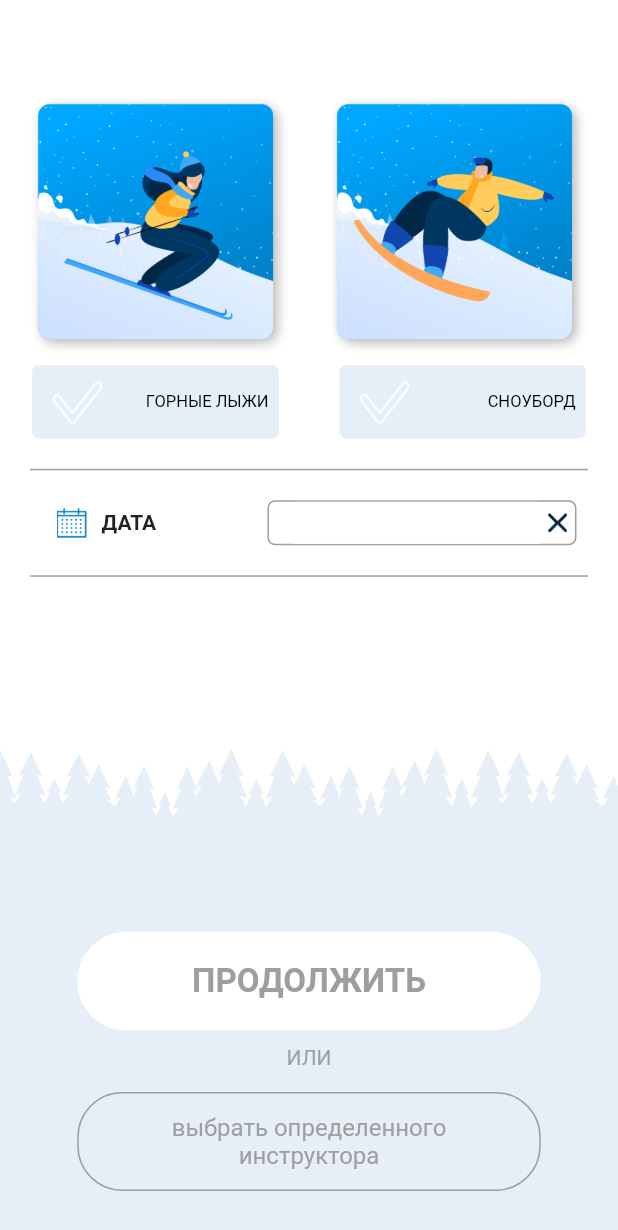
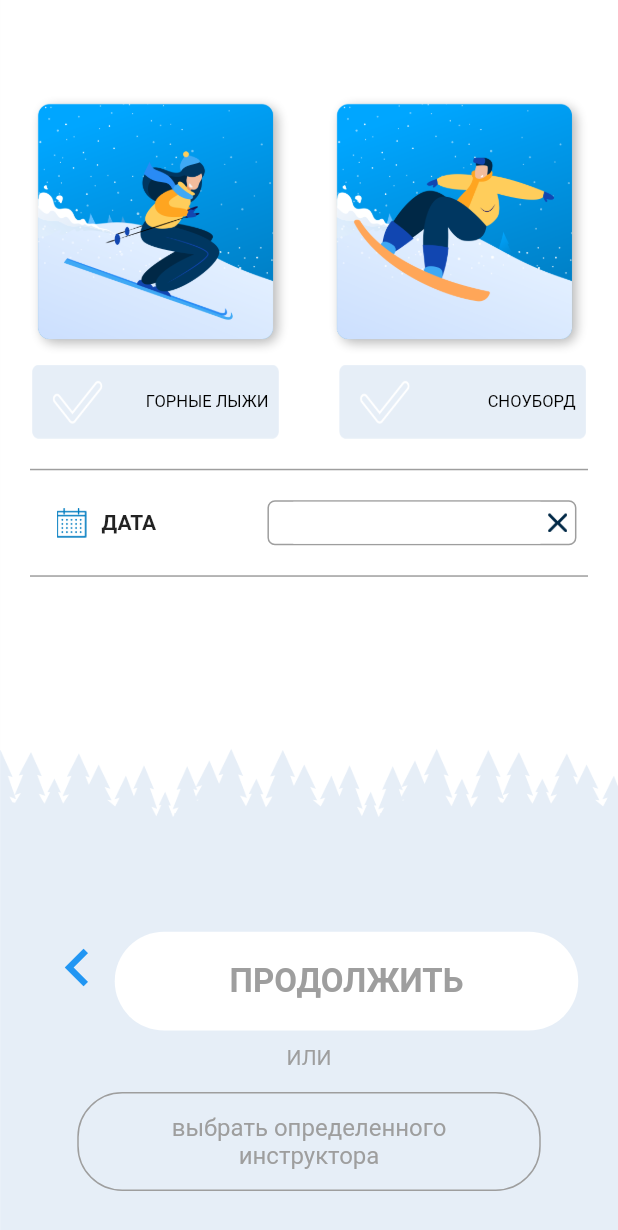
Before and after one commit to gfvn/academgora, a Flutter app: the RegistrationFirstScreen screen opened directly, on a phone screen of 412 x 824 dp. Shown: the top 1230 px of the screen. Run offline on Flutter 3.47's test engine with Material 2 defaults, Android fonts, the light colour scheme and no system bars; our stand-ins replace cached_network_image, carousel_slider, dio, expandable, firebase_auth, firebase_core and 8 more; missing offline and left inert: expand_tap_area, flutter_auth_ui, flutter_email_sender, flutter_phone_direct_caller; accounts and stored records are empty; project files that could hold a hidden picture were left out.

Commit message:
7 task done

```diff
--- a/lib/main.dart
+++ b/lib/main.dart
@@ -160,7 +160,6 @@ class MyAppState extends State<MyApp> {
   }
 
   void isloded() async {
-    await Future.delayed(const Duration(milliseconds: 3000));
     setState(() {
       _dataisloded = true;
     });
--- a/lib/screens/profile/instructor_profile/set_workout_time_screen/presentation/set_workout_time_screen.dart
+++ b/lib/screens/profile/instructor_profile/set_workout_time_screen/presentation/set_workout_time_screen.dart
@@ -610,7 +610,7 @@ class _SetWorkoutTimeScreenState extends State<SetWorkoutTimeScreen> {
             "assets/instructor_set_time/e5.png"),
         _changeStatusButton(
             TimeStatus.NOT_AVAILABLE,
-            "запись недоступна(занято,перерыв)",
+            "запись недоступна(перерыв)",
             "assets/instructor_set_time/e4.png"),
         _changeStatusButton(
             TimeStatus.NOT_OPENED,
--- a/lib/screens/registration_to_workout/instructors_list_screen.dart
+++ b/lib/screens/registration_to_workout/instructors_list_screen.dart
@@ -35,7 +35,7 @@ class InstructorsListScreenState extends State<InstructorsListScreen> {
         child: Column(
           children: [
             Container(
-              height: screenHeight * 0.72,
+              height: screenHeight * 0.8,
               margin: const EdgeInsets.only(top: 50, left: 15, right: 15),
               child: ListView.builder(
                 itemCount: instructors.length,
--- a/lib/screens/registration_to_workout/registration_first_screen.dart
+++ b/lib/screens/registration_to_workout/registration_first_screen.dart
@@ -4,6 +4,7 @@ import 'package:flutter/painting.dart';
 
 import '../../main.dart';
 import '../extension.dart';
+import '../main_screen.dart';
 import 'helpers_widgets/horizontal_divider.dart';
 import 'helpers_widgets/reg_to_instructor/date_widget.dart';
 import 'helpers_widgets/reg_to_instructor/select_kind_of_sport.dart';
@@ -54,7 +55,7 @@ class RegistrationFirstScreenState extends State<RegistrationFirstScreen> {
           // _warningText(),
           Column(
             children: [
-              _continueButton(),
+              _buttons(),
               Container(
                   padding: const EdgeInsets.only(top: 10),
                   child: const Text("ИЛИ",
@@ -109,6 +110,31 @@ class RegistrationFirstScreenState extends State<RegistrationFirstScreen> {
                     ),
                   ]),
             )),
+      ),
+    );
+  }
+
+  Widget _buttons() {
+    return Container(
+        margin: const EdgeInsets.only(top: 40),
+        child: Row(
+          mainAxisAlignment: MainAxisAlignment.center,
+          crossAxisAlignment: CrossAxisAlignment.center,
+          children: [_backButton(), _continueButton()],
+        ));
+  }
+
+  Widget _backButton() {
+    return GestureDetector(
+      onTap: () {
+        Navigator.of(context).pushAndRemoveUntil(
+            MaterialPageRoute(builder: (c) => const MainScreen()),
+            (route) => false);
+      },
+      child: const Icon(
+        Icons.chevron_left,
+        color: Colors.blue,
+        size: 50,
       ),
     );
   }
--- a/lib/screens/registration_to_workout/registration_parameters_screen.dart
+++ b/lib/screens/registration_to_workout/registration_parameters_screen.dart
@@ -260,7 +260,7 @@ class RegistrationParametersScreenState
               NotificationService().showNotification(
                   int.tryParse(workoutSingleton.id.toString()) ?? 0,
                   "Скоро занятия",
-                  "Через 2 часа у вас будет занятие в АкадемГора",
+                  "Через 4 часа у вас будет занятие в АкадемГора",
                   norificationTime);
             } else {
               NotificationService().showNotification(2, "Скоро занятия",
@@ -297,7 +297,7 @@ class RegistrationParametersScreenState
         "${workoutSingleton.from?.substring(3, 5)}",
       ),
     );
-    seconds = time.difference(now).inSeconds - 5400;
+    seconds = time.difference(now).inSeconds - 14400;
     return seconds;
   }
 
```
Also changed, not shown: lib/screens/instructor_profile/instructor_profile_screen.dart (+17 -7 lines), lib/screens/profile/administrator_profile/widgets/smeta_instructord.dart (+11 -3 lines), lib/screens/profile/instructor_profile/instructor_profile_screen.dart (+10 -3 lines), 4 other files.
